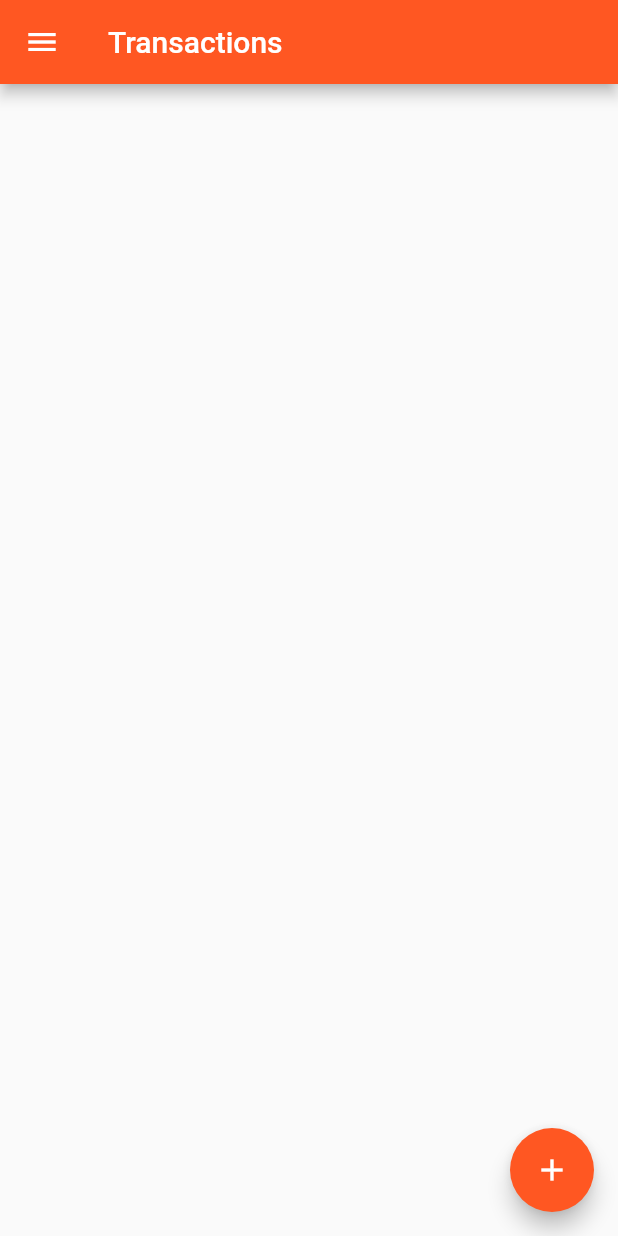
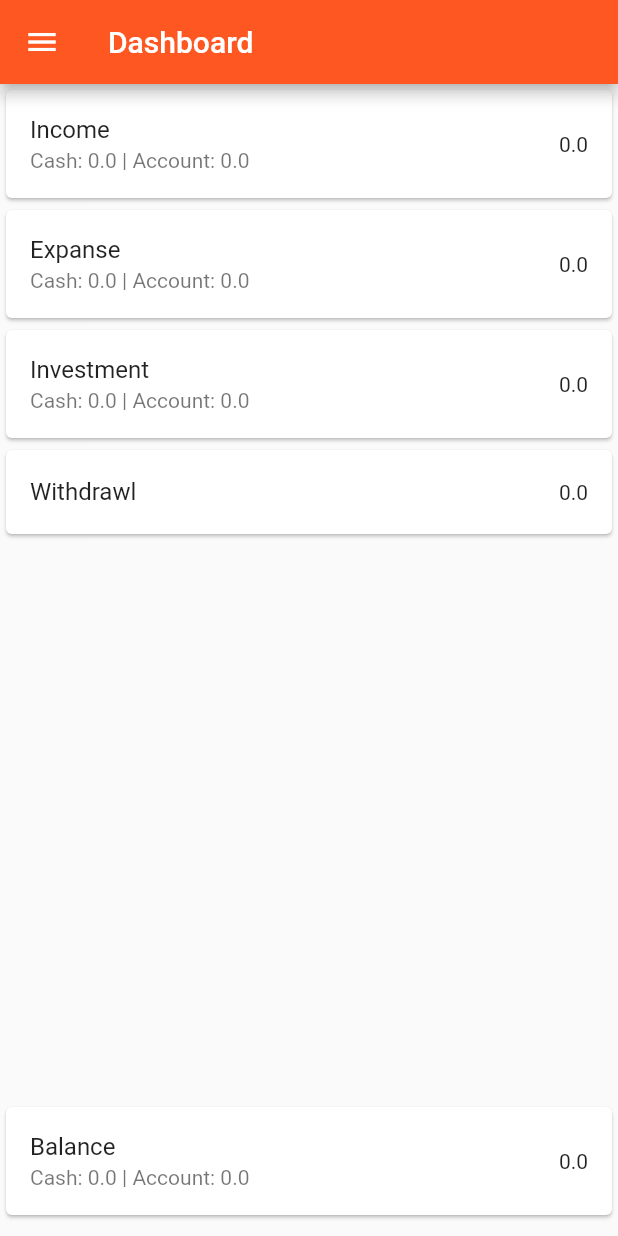
Before and after one commit to manigandanp/selavify, a Flutter app: the screen it shows after launch, on a phone screen of 412 x 824 dp. Run offline on Flutter 3.47's test engine with Material 2 defaults, Android fonts, the phone set to English and light mode, and no system bars; our stand-ins replace flutter_form_builder, flutter_slidable, moor; generated files the repository leaves out were written again.

Commit message:
add dashboard service and screen

```diff
--- a/lib/main.dart
+++ b/lib/main.dart
@@ -3,6 +3,7 @@ import 'package:provider/provider.dart';
 import 'package:selavify/models/app_database.dart';
 import 'package:selavify/models/dao.dart';
 import 'package:selavify/pages/categories.dart';
+import 'package:selavify/pages/dashboard_page.dart';
 import 'package:selavify/pages/sources.dart';
 import 'package:selavify/pages/transaction_type.dart';
 import 'package:selavify/pages/transactions.dart';
@@ -36,7 +37,7 @@ class HomePage extends StatelessWidget {
         ),
       ),
       debugShowCheckedModeBanner: false,
-      home: TransactionsList(),
+      home: Dashboard(),
       initialRoute: '/',
       routes: {
         CategoryList.routeName: (context) => CategoryList(),
@@ -44,6 +45,7 @@ class HomePage extends StatelessWidget {
         TransactionTypeList.routeName: (context) => TransactionTypeList(),
         TransactionsList.routeName: (context) => TransactionsList(),
         AddNewTransaction.routeName: (context) => AddNewTransaction(),
+        Dashboard.routeName: (context) => Dashboard(),
       },
     );
   }
--- a/lib/models/models.dart
+++ b/lib/models/models.dart
@@ -38,6 +38,9 @@ class Categories extends Table {
 }
 
 class Sources extends Table {
+  static const ACCOUNT = "Account";
+  static const CASH = "Cash";
+
   TextColumn get id => text().clientDefault(() => _uuid.v4())();
   TextColumn get title => text().withLength(min: 1)();
   IntColumn get createdDate =>
@@ -48,6 +51,11 @@ class Sources extends Table {
 }
 
 class TransactionTypes extends Table {
+  static const EXPANSE = "Expanse";
+  static const INCOME = "Income";
+  static const INVESTMENT = "Investment";
+  static const WITHDRAWL = "Withdrawl";
+
   TextColumn get id => text().clientDefault(() => _uuid.v4())();
   TextColumn get title => text().withLength(min: 1)();
   IntColumn get createdDate =>
--- /dev/null
+++ b/lib/models/summary_model.dart
@@ -0,0 +1,61 @@
+import 'dart:convert';
+
+Summary summaryFromJson(String str) => Summary.fromJson(json.decode(str));
+
+String summaryToJson(Summary data) => json.encode(data.toJson());
+
+class Summary {
+  Summary({
+    this.income,
+    this.expanse,
+    this.investment,
+    this.withdrawl,
+    this.balance,
+  });
+
+  SummaryObj income;
+  SummaryObj expanse;
+  SummaryObj investment;
+  double withdrawl;
+  SummaryObj balance;
+
+  factory Summary.fromJson(Map<String, dynamic> json) => Summary(
+        income: SummaryObj.fromJson(json["income"]),
+        expanse: SummaryObj.fromJson(json["expanse"]),
+        investment: SummaryObj.fromJson(json["investment"]),
+        withdrawl: json["withdrawl"],
+        balance: SummaryObj.fromJson(json["balance"]),
+      );
+
+  Map<String, dynamic> toJson() => {
+        "income": income.toJson(),
+        "expanse": expanse.toJson(),
+        "investment": investment.toJson(),
+        "withdrawl": withdrawl,
+        "balance": balance.toJson(),
+      };
+}
+
+class SummaryObj {
+  SummaryObj({
+    this.total,
+    this.cash,
+    this.account,
+  });
+
+  double total;
+  double cash;
+  double account;
+
+  factory SummaryObj.fromJson(Map<String, dynamic> json) => SummaryObj(
+        total: json["total"],
+        cash: json["cash"],
+        account: json["account"],
+      );
+
+  Map<String, dynamic> toJson() => {
+        "total": total,
+        "cash": cash,
+        "account": account,
+      };
+}
--- /dev/null
+++ b/lib/pages/dashboard_page.dart
@@ -0,0 +1,82 @@
+import 'package:flutter/material.dart';
+import 'package:provider/provider.dart';
+import 'package:selavify/models/dao.dart';
+import 'package:selavify/models/summary_model.dart';
+import 'package:selavify/services/dashboard_service.dart';
+import 'package:selavify/widgets/drawer_menu.dart';
+
+class Dashboard extends StatelessWidget {
+  static final routeName = "/dashboard";
+  @override
+  Widget build(BuildContext context) {
+    final TransactionDao dao = Provider.of<TransactionDao>(context);
+    final DashboardService service = DashboardService(dao);
+    return Scaffold(
+      appBar: AppBar(
+        title: Text("Dashboard"),
+      ),
+      body: StreamBuilder<List<Summary>>(
+          stream: service.watchSummary(),
+          builder: (context, AsyncSnapshot<List<Summary>> snapshot) {
+            final Summary summary = snapshot.data[0] ?? {};
+
+            if (snapshot.data != null)
+              return Padding(
+                padding: const EdgeInsets.only(bottom: 10),
+                child: Column(
+                  mainAxisAlignment: MainAxisAlignment.spaceBetween,
+                  children: [
+                    Column(
+                      children: [
+                        Card(
+                          child: ListTile(
+                            title: Text("Income"),
+                            subtitle: Text(
+                                'Cash: ${summary.income.cash} | Account: ${summary.income.account}'),
+                            trailing: Text(summary.income.total.toString()),
+                          ),
+                        ),
+                        Card(
+                          child: ListTile(
+                            title: Text("Expanse"),
+                            subtitle: Text(
+                                'Cash: ${summary.expanse.cash} | Account: ${summary.expanse.account}'),
+                            trailing: Text(summary.expanse.total.toString()),
+                          ),
+                        ),
+                        Card(
+                          child: ListTile(
+                            title: Text("Investment"),
+                            subtitle: Text(
+                                'Cash: ${summary.investment.cash} | Account: ${summary.investment.account}'),
+                            trailing: Text(summary.investment.total.toString()),
+                          ),
+                        ),
+                        Card(
+                          child: ListTile(
+                            title: Text("Withdrawl"),
+                            trailing: Text(summary.withdrawl.toString()),
+                          ),
+                        ),
+                      ],
+                    ),
+                    Card(
+                      child: ListTile(
+                        title: Text("Balance"),
+                        subtitle: Text(
+                            'Cash: ${summary.balance.cash} | Account: ${summary.balance.account}'),
+                        trailing: Text(summary.balance.total.toString()),
+                      ),
+                    )
+                  ],
+                ),
+              );
+            else
+              return Center(
+                child: CircularProgressIndicator(),
+              );
+          }),
+      drawer: DrawerMenu(),
+    );
+  }
+}
--- /dev/null
+++ b/lib/services/dashboard_service.dart
@@ -0,0 +1,18 @@
+import 'package:selavify/models/dao.dart';
+import 'package:selavify/models/models.dart';
+import 'package:selavify/models/summary_model.dart';
+import 'package:selavify/services/transactions_summary.dart';
+
+class DashboardService {
+  final TransactionDao dao;
+
+  DashboardService(this.dao);
+
+  Stream<List<Summary>> watchSummary() {
+    Stream<List<TransactionWithCategorySourceAndTType>> tr =
+        dao.watchTransactions();
+
+    return tr.map((rows) => [Summary.fromJson(rows.summary)]);
+    // return tr.map((rows) => Summary.fromJson(rows.summary));
+  }
+}
--- /dev/null
+++ b/lib/services/transactions_summary.dart
@@ -0,0 +1,86 @@
+import 'package:selavify/models/models.dart';
+
+extension TransactoinsSummary on List<TransactionWithCategorySourceAndTType> {
+  double get _sumAllTransactions =>
+      fold(0.0, (a, b) => a + b.transactions.amount);
+
+  double get _sumCashTransactions => this
+      .where((t) => t.sources.title == Sources.CASH)
+      .toList()
+      ._sumAllTransactions;
+
+  double get _sumAccountTransactions => this
+      .where((t) => t.sources.title == Sources.ACCOUNT)
+      .toList()
+      ._sumAllTransactions;
+
+  List<TransactionWithCategorySourceAndTType> _filterTransactionsByType(
+          String tType) =>
+      this.where((t) => t.transactionTypes.title == tType).toList();
+
+  Map<String, dynamic> get summary => this._calculateBalance();
+
+  Map<String, dynamic> _calculateIncome() =>
+      _calculate(TransactionTypes.INCOME);
+
+  Map<String, dynamic> _calculateExpanse() =>
+      _calculate(TransactionTypes.EXPANSE);
+
+  Map<String, dynamic> _calculateBalance() {
+    Map<String, dynamic> income = _calculateIncome();
+    Map<String, dynamic> expanse = _calculateExpanse();
+    Map<String, dynamic> investment = _calculateInvestment();
+    double withdrawl = _calculateWithdrawl();
+
+    Map<String, dynamic> _income = {
+      "total": income['total'],
+      "cash": income["cash"] + withdrawl,
+      "account": income["account"] - withdrawl
+    };
+
+    Map<String, dynamic> _expanse = {
+      "total": expanse["total"] + investment["total"],
+      "cash": expanse["cash"] + investment["cash"],
+      "account": expanse["account"] + investment["account"]
+    };
+
+    Map<String, dynamic> balance = {
+      "total": _income["total"] - _expanse["total"],
+      "cash": _income["cash"] - _expanse["cash"],
+      "account": _income["account"] - _expanse["account"],
+    };
+
+    return {
+      "income": _income,
+      "expanse": _expanse,
+      "investment": investment,
+      "withdrawl": withdrawl,
+      "balance": balance
+    };
+  }
+
+  Map<String, dynamic> _calculateInvestment() =>
+      _calculate(TransactionTypes.INVESTMENT);
+
+  double _calculateWithdrawl() => this
+      ._filterTransactionsByType(TransactionTypes.WITHDRAWL)
+      ._sumAllTransactions;
+
+  Map<String, dynamic> _calculate(String tType) {
+    List<TransactionWithCategorySourceAndTType> rows =
+        this._filterTransactionsByType(tType);
+
+    return {
+      "total": rows._sumAllTransactions,
+      "cash": rows._sumCashTransactions,
+      "account": rows._sumAccountTransactions,
+    };
+  }
+}
+
+// income = (cash + withdrawl)  + (account - withdarawl)
+
+// expanse = cash exapnse + account expanse + cash investment + acc investment
+
+// cash_balance = cashincome - (cash exapnse  + cash investment)
+// acc_balance =  accincome - (acc exapnse  + acc investment)
--- a/lib/widgets/drawer_menu.dart
+++ b/lib/widgets/drawer_menu.dart
@@ -1,5 +1,6 @@
 import 'package:flutter/material.dart';
 import 'package:selavify/pages/categories.dart';
+import 'package:selavify/pages/dashboard_page.dart';
 import 'package:selavify/pages/sources.dart';
 import 'package:selavify/pages/transaction_type.dart';
 import 'package:selavify/pages/transactions.dart';
@@ -11,8 +12,9 @@ class DrawerMenu extends StatelessWidget {
       child: ListView(
         children: [
           ListTile(
-            onTap: () {},
-            title: _styledText("Home"),
+            onTap: () =>
+                Navigator.of(context).pushReplacementNamed(Dashboard.routeName),
+            title: _styledText("Dashboard"),
             leading: _styledIcon(context, Icons.home_outlined),
           ),
           Divider(),
--- a/pubspec.yaml
+++ b/pubspec.yaml
@@ -34,6 +34,7 @@ dependencies:
   sqlite3_flutter_libs:
   provider: ^4.3.2+2
   flutter_slidable: ^0.5.7
+  mockito: ^4.1.3
 
   # The following adds the Cupertino Icons font to your application.
   # Use with the CupertinoIcons class for iOS style icons.
```
Also changed, not shown: lib/models/dao.dart (+7 -4 lines), pubspec.lock, 4 other files.
